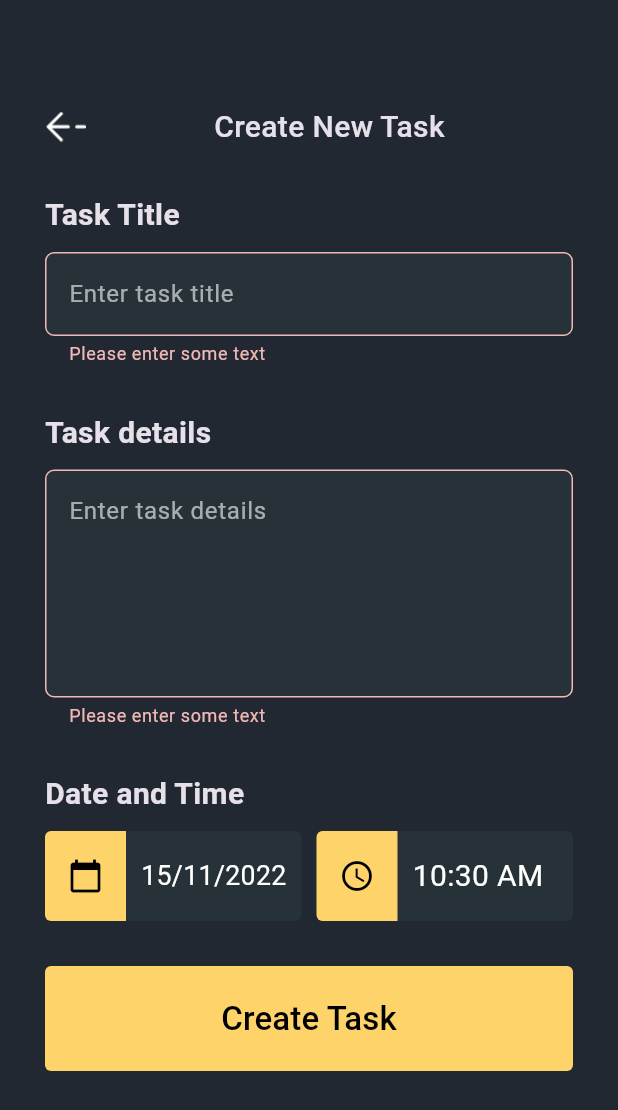
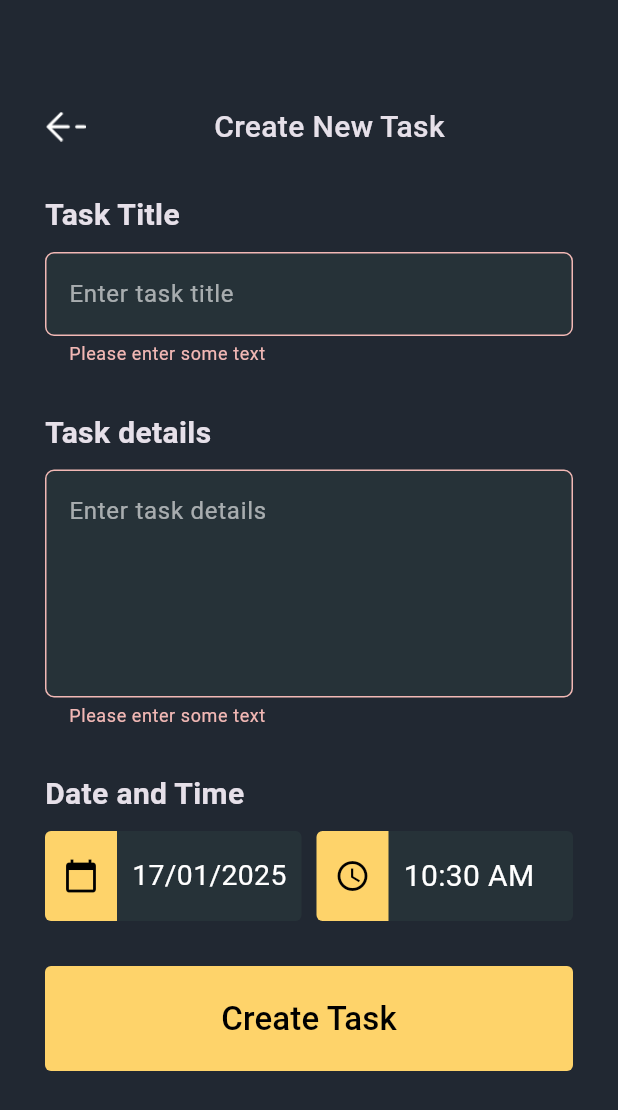
Before and after one commit to Mahmoud-Azmy/DayTask, a Flutter app: the CreateNewTaskView screen opened by its route, after a tap on "Create Task", on a phone screen of 412 x 824 dp. Shown: the top 1110 px of the screen. Run offline on Flutter 3.47's test engine with Material 3 defaults, Android fonts, the phone set to English and light mode, and no system bars; our stand-ins replace device_preview, flutter_bloc, go_router, hive, hive_flutter; accounts and stored records are empty.

Commit message:
showTimeAndDatePicker

```diff
--- a/lib/features/home/presentation/manager/create_task_cubit/create_task_state.dart
+++ b/lib/features/home/presentation/manager/create_task_cubit/create_task_state.dart
@@ -9,6 +9,14 @@ final class CreateTaskLoading extends CreateTaskState {}
 
 final class CreateTaskSuccess extends CreateTaskState {}
 
+final class CreateTaskDate extends CreateTaskState {}
+
+final class CreateTaskTime extends CreateTaskState {}
+
+final class CreateTaskDateSuccess extends CreateTaskState {}
+
+final class CreateTaskTimeSuccess extends CreateTaskState {}
+
 final class CreateTaskFailure extends CreateTaskState {
   final String errMessage;
 
--- a/lib/features/home/presentation/manager/edit_task_cubit/edit_task_state.dart
+++ /dev/null
@@ -1,6 +0,0 @@
-part of 'edit_task_cubit.dart';
-
-@immutable
-sealed class EditTaskState {}
-
-final class EditTaskInitial extends EditTaskState {}
--- a/lib/features/home/presentation/views/edit_task_view.dart
+++ b/lib/features/home/presentation/views/edit_task_view.dart
@@ -1,8 +1,6 @@
 import 'package:day_task/core/models/task_model.dart';
-import 'package:day_task/features/home/presentation/manager/create_task_cubit/create_task_cubit.dart';
 import 'package:day_task/features/home/presentation/views/widgets/edit_task_view.dart';
 import 'package:flutter/material.dart';
-import 'package:flutter_bloc/flutter_bloc.dart';
 
 class EditTaskView extends StatelessWidget {
   const EditTaskView({super.key, required this.taskModel});
--- a/lib/features/home/presentation/views/widgets/create_new_task_body.dart
+++ b/lib/features/home/presentation/views/widgets/create_new_task_body.dart
@@ -20,7 +20,7 @@ class CreateNewTaskBody extends StatefulWidget {
 class _CreateNewTaskBodyState extends State<CreateNewTaskBody> {
   GlobalKey<FormState> formKey = GlobalKey<FormState>();
   AutovalidateMode autovalidateMode = AutovalidateMode.disabled;
-  String? taskTitle, taskDetails;
+  String? taskTitle, taskDetails, taskTime;
   @override
   Widget build(BuildContext context) {
     return Form(
@@ -90,11 +90,21 @@ class _CreateNewTaskBodyState extends State<CreateNewTaskBody> {
                             if (formKey.currentState!.validate()) {
                               formKey.currentState!.save();
                               BlocProvider.of<CreateTaskCubit>(context)
-                                  .createNewTask(TaskModel(
-                                      title: taskTitle!,
-                                      description: taskDetails!,
-                                      date: DateTime.now().toString(),
-                                      time: ''));
+                                  .createNewTask(
+                                TaskModel(
+                                  title: taskTitle!,
+                                  description: taskDetails!,
+                                  date:
+                                      BlocProvider.of<CreateTaskCubit>(context)
+                                          .selectedDay
+                                          .toString(),
+                                  time:
+                                      BlocProvider.of<CreateTaskCubit>(context)
+                                          .selectedTime
+                                          .format(context)
+                                          .toString(),
+                                ),
+                              );
                               BlocProvider.of<GetTasksCubit>(context)
                                   .getTasks();
                             } else {
--- a/lib/features/home/presentation/views/widgets/custom_set_date_and_time_widget.dart
+++ b/lib/features/home/presentation/views/widgets/custom_set_date_and_time_widget.dart
@@ -7,11 +7,13 @@ class CustomSetDateAndTimeWidget extends StatelessWidget {
     required this.date,
     required this.iconData,
     required this.maxWidth,
+    this.onPressed,
   });
 
   final String date;
   final IconData iconData;
   final double maxWidth;
+  final void Function()? onPressed;
 
   @override
   Widget build(BuildContext context) {
@@ -30,19 +32,19 @@ class CustomSetDateAndTimeWidget extends StatelessWidget {
           Container(
               decoration: const BoxDecoration(
                 borderRadius: BorderRadius.only(
-                  topLeft: Radius.circular(4), bottomLeft: Radius.circular(4)),
+                    topLeft: Radius.circular(4),
+                    bottomLeft: Radius.circular(4)),
                 color: kSeconedColor,
               ),
-            padding: EdgeInsets.symmetric(
-              horizontal: screenWidth < 360 ? 8 : 15,
-            ),
               height: containerHeight,
-            child: Icon(
+              child: IconButton(
+                onPressed: onPressed,
+                icon: Icon(
                   iconData,
                   color: Colors.black,
                   size: iconSize,
                 ),
-          ),
+              )),
           const SizedBox(width: 10),
           Expanded(
             child: FittedBox(
--- a/lib/features/home/presentation/views/widgets/set_date_and_time.dart
+++ b/lib/features/home/presentation/views/widgets/set_date_and_time.dart
@@ -1,37 +1,40 @@
+import 'package:day_task/features/home/presentation/manager/create_task_cubit/create_task_cubit.dart';
 import 'package:day_task/features/home/presentation/views/widgets/custom_set_date_and_time_widget.dart';
 import 'package:flutter/material.dart';
+import 'package:flutter_bloc/flutter_bloc.dart';
 
 class SetDateAndTime extends StatelessWidget {
   const SetDateAndTime({super.key});
 
   @override
   Widget build(BuildContext context) {
-    // Get screen width to calculate responsive sizes
-    // final screenWidth = MediaQuery.of(context).size.width;
-    // final isSmallScreen = screenWidth < 360;
-
     // Use LayoutBuilder to make the widget responsive to its parent constraints
-    return LayoutBuilder(
-      builder: (context, constraints) {
-        // If the width is too small, stack the widgets vertically
+    return BlocBuilder<CreateTaskCubit, CreateTaskState>(
+      builder: (context, state) {
+        var cubit = BlocProvider.of<CreateTaskCubit>(context);
         return OrientationBuilder(
           builder: (context, orientation) {
-            // For larger screens or landscape, keep the original row layout
             return Row(
               children: [
                 Expanded(
                   child: CustomSetDateAndTimeWidget(
                     iconData: Icons.calendar_today,
-                    date: '15/11/2022',
-                    maxWidth: constraints.maxWidth / 2 - 5,
+                    date: cubit.formatDate(),
+                    maxWidth: MediaQuery.of(context).size.width / 2 - 5,
+                    onPressed: () {
+                      cubit.selectDate(context);
+                    },
                   ),
                 ),
                 const SizedBox(width: 10),
                 Expanded(
                   child: CustomSetDateAndTimeWidget(
                     iconData: Icons.access_time,
-                    date: '10:30 AM',
-                    maxWidth: constraints.maxWidth / 2 - 5,
+                    date: cubit.selectedTime.format(context),
+                    maxWidth: MediaQuery.of(context).size.width / 2 - 5,
+                    onPressed: () {
+                      cubit.selectTime(context);
+                    },
                   ),
                 ),
               ],
--- a/lib/features/home/presentation/views/widgets/tasks_list_view_item.dart
+++ b/lib/features/home/presentation/views/widgets/tasks_list_view_item.dart
@@ -43,7 +43,7 @@ class TasksListViewItem extends StatelessWidget {
                         fontWeight: FontWeight.w400,
                       )),
                 ),
-                Text('18:30',
+                Text(taskModel.time,
                     style: Styles.textStyle12.copyWith(
                         fontWeight: FontWeight.w500, color: Colors.grey)),
               ],
--- a/pubspec.yaml
+++ b/pubspec.yaml
@@ -14,11 +14,12 @@ dependencies:
   flutter:
     sdk: flutter
   flutter_bloc: ^8.1.6
+  flutter_launcher_icons: ^0.14.2
   font_awesome_flutter: ^10.8.0
   go_router: ^14.6.2
   hive: ^2.2.3
   hive_flutter: ^1.1.0
-  flutter_launcher_icons: ^0.14.2
+  intl: ^0.20.1
 
 dev_dependencies:
   build_runner: ^2.4.14
```
Also changed, not shown: lib/features/home/presentation/manager/create_task_cubit/create_task_cubit.dart (+39 -0 lines), lib/features/home/presentation/manager/edit_task_cubit/edit_task_cubit.dart (deleted, +0 -8 lines). Lines whose indentation alone changed are shown as unchanged.
